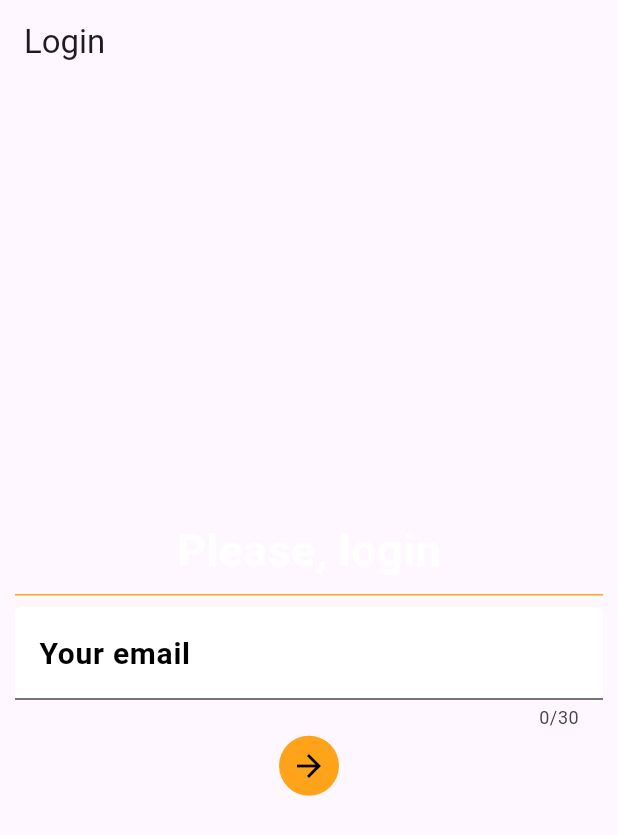
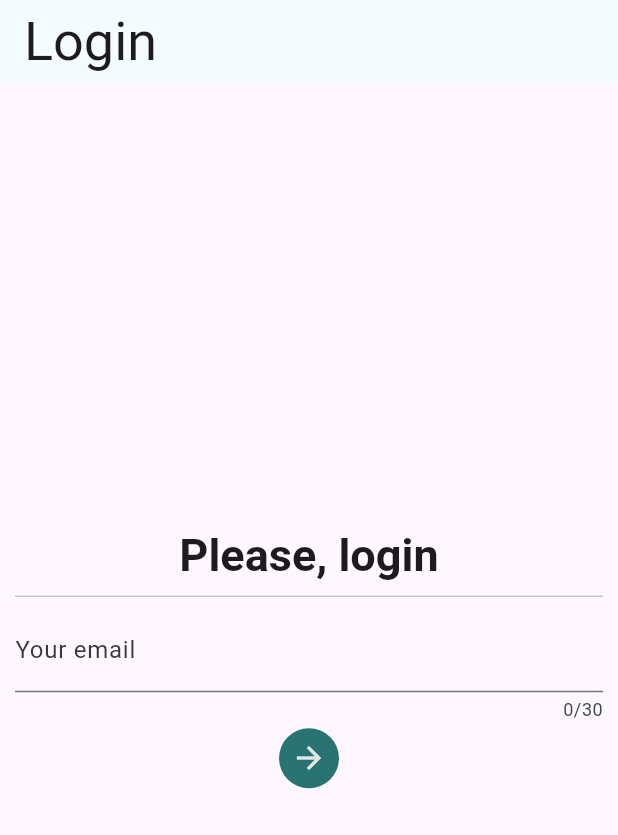
Before and after one commit to DonErnest/social_network, a Flutter app: the screen it shows after launch, on a phone screen of 412 x 824 dp. Shown: the top 835 px of the screen. Run offline on Flutter 3.47's test engine with Material 3 defaults, Android fonts, the phone set to English and light mode, and no system bars; accounts and stored records are empty.

Commit message:
Added some styling on the edge of the backender's vision

```diff
--- a/lib/ernestwitter.dart
+++ b/lib/ernestwitter.dart
@@ -27,13 +27,13 @@ class _ErnesTwitterState extends State<ErnesTwitter> {
     if (currentScreen == Screen.login) {
       return Destination(
         type: Screen.login,
-        screenTitle: Text("Login"),
+        screenTitle: "Login",
         screen: LoginScreen(onUserSaved: setUser),
       );
     } else {
       return Destination(
         type: Screen.feed,
-        screenTitle: Text(user!.fullName),
+        screenTitle: user!.fullName,
         screen: PostFeed(key: _postsScreenKey, user: user!),
         appBarActions: [
           IconButton(
@@ -58,7 +58,8 @@ class _ErnesTwitterState extends State<ErnesTwitter> {
     showModalBottomSheet(
       context: context,
       builder:
-          (ctx) => SubscriptionForm(
+          (ctx) =>
+          SubscriptionForm(
             subscriberEmail: user!.email,
             onSubscriptionRequested: subscriptionsUpdated,
           ),
@@ -95,11 +96,12 @@ class _ErnesTwitterState extends State<ErnesTwitter> {
     showModalBottomSheet(
       context: context,
       builder:
-          (ctx) => UserForm(
-            key: _userFormKey,
-            currentUser: user!,
-            updateUser: editUser,
-            updateSubscriptions: subscriptionsUpdated
+          (ctx) =>
+          UserForm(
+              key: _userFormKey,
+              currentUser: user!,
+              updateUser: editUser,
+              updateSubscriptions: subscriptionsUpdated
           ),
     );
   }
@@ -114,9 +116,13 @@ class _ErnesTwitterState extends State<ErnesTwitter> {
   @override
   Widget build(BuildContext context) {
     var destination = getCurrentDestination;
+    var theme = Theme.of(context);
     return Scaffold(
       appBar: AppBar(
-        title: destination.screenTitle,
+        title: Text(
+          destination.screenTitle,
+          style: theme.textTheme.displaySmall,
+        ),
         actions: destination.appBarActions,
       ),
       body: destination.screen,
--- a/lib/main.dart
+++ b/lib/main.dart
@@ -1,6 +1,10 @@
 import 'package:flutter/material.dart';
 import 'package:social_network/ernestwitter.dart';
+import 'package:social_network/theme/dark_theme.dart';
+import 'package:social_network/theme/light_theme.dart';
 
 void main() {
-  runApp(MaterialApp(home: ErnesTwitter()));
+  runApp(
+    MaterialApp(home: ErnesTwitter(), theme: lightTheme, darkTheme: darkTheme),
+  );
 }
--- a/lib/models/destination.dart
+++ b/lib/models/destination.dart
@@ -3,7 +3,7 @@ import 'package:social_network/enums.dart';
 
 class Destination {
   final Screen type;
-  final Widget screenTitle;
+  final String screenTitle;
   final List<Widget>? appBarActions;
   final Widget screen;
 
--- a/lib/screens/login.dart
+++ b/lib/screens/login.dart
@@ -1,6 +1,8 @@
 import 'package:flutter/material.dart';
+import 'package:flutter/services.dart';
 import 'package:social_network/models/user.dart';
 import 'package:social_network/services/user.dart';
+import 'package:social_network/util.dart';
 import 'package:social_network/widgets/canvas.dart' show ScreenCanvas;
 
 class LoginScreen extends StatefulWidget {
@@ -22,7 +24,7 @@ class _LoginScreenState extends State<LoginScreen> {
     super.initState();
   }
 
-  Future<void> onButtonPressed () async {
+  Future<void> onButtonPressed() async {
     if (_email != null) {
       final user = await getOrCreateUser(_email!);
       if (user != null) {
@@ -33,52 +35,36 @@ class _LoginScreenState extends State<LoginScreen> {
 
   @override
   Widget build(BuildContext context) {
+    var theme = Theme.of(context);
     return ScreenCanvas(
       widget: Center(
         child: Column(
           mainAxisAlignment: MainAxisAlignment.center,
           crossAxisAlignment: CrossAxisAlignment.center,
           children: [
-            const Text(
+            Text(
               "Please, login",
               textAlign: TextAlign.center,
-              style: TextStyle(
-                color: Colors.white,
+              style: theme.textTheme.headlineMedium!.copyWith(
                 fontWeight: FontWeight.bold,
                 fontSize: 30,
               ),
             ),
-            const Divider(
-              color: Color.fromRGBO(255, 163, 26, 1),
-            ),
+            const Divider(),
             TextField(
               controller: _loginController,
-              onChanged: (value) => setState(() => _email = value),
+              onChanged: (value) => {isValidEmail(value)? setState(() => _email = value) : null},
               maxLines: 1,
               maxLength: 30,
-              style: TextStyle(color: Colors.black, fontSize: 20),
               decoration: const InputDecoration(
                 label: Text(
                   "Your email",
-                  style: TextStyle(
-                    color: Colors.black,
-                    fontSize: 20,
-                    fontWeight: FontWeight.bold,
-                  ),
                 ),
-                filled: true,
-                fillColor: Colors.white,
-                focusColor: Colors.white,
               ),
             ),
             IconButton(
               onPressed: onButtonPressed,
               icon: Icon(Icons.arrow_forward),
-              style: const ButtonStyle(
-                backgroundColor: WidgetStatePropertyAll<Color>(
-                    Color.fromRGBO(255, 163, 26, 1)),
-                foregroundColor: WidgetStatePropertyAll<Color>(Colors.black),
-              ),
             ),
           ],
         ),
--- a/lib/screens/post_form.dart
+++ b/lib/screens/post_form.dart
@@ -51,7 +51,7 @@ class _PostFormState extends State<PostForm> {
           TextField(
             controller: postTextController,
             onChanged: (value) => setState(() => _postText = value),
-            decoration: const InputDecoration(label: Text("new first name")),
+            decoration: const InputDecoration(label: Text("enter your precious thoughts")),
             maxLines: 6,
           ),
           Row(
--- a/lib/screens/subscription_form.dart
+++ b/lib/screens/subscription_form.dart
@@ -1,5 +1,8 @@
 import 'package:flutter/material.dart';
+import 'package:flutter/services.dart';
 import 'package:social_network/services/user.dart';
+
+import '../util.dart';
 
 class SubscriptionForm extends StatefulWidget {
   final String subscriberEmail;
@@ -51,7 +54,7 @@ class _SubscriptionFormState extends State<SubscriptionForm> {
         children: [
           TextField(
             controller: emailController,
-            onChanged: (value) => setState(() => _influencerEmail = value),
+            onChanged: (value) => {isValidEmail(value)? setState(() => _influencerEmail = value) : null},
             decoration: const InputDecoration(label: Text("enter influencer email")),
           ),
           Row(
--- a/lib/util.dart
+++ b/lib/util.dart
@@ -14,3 +14,8 @@ dynamic decodeData (String? rawData) {
   }
   return null;
 }
+
+bool isValidEmail(String email) {
+  final regex = RegExp(r'^[a-zA-Z0-9._%+-]+@[a-zA-Z0-9.-]+\.[a-zA-Z]{2,}$');
+  return regex.hasMatch(email);
+}
```
Also changed, not shown: lib/screens/feed.dart (+6 -2 lines), lib/theme/dark_theme.dart (added, +44 -0 lines), lib/theme/light_theme.dart (added, +43 -0 lines), lib/widgets/post.dart (+9 -2 lines).
